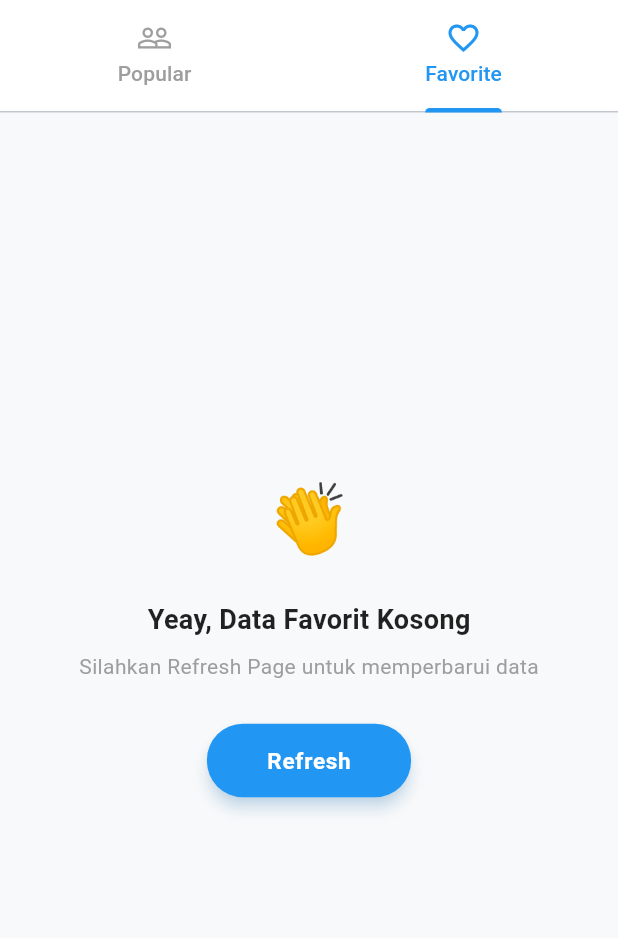
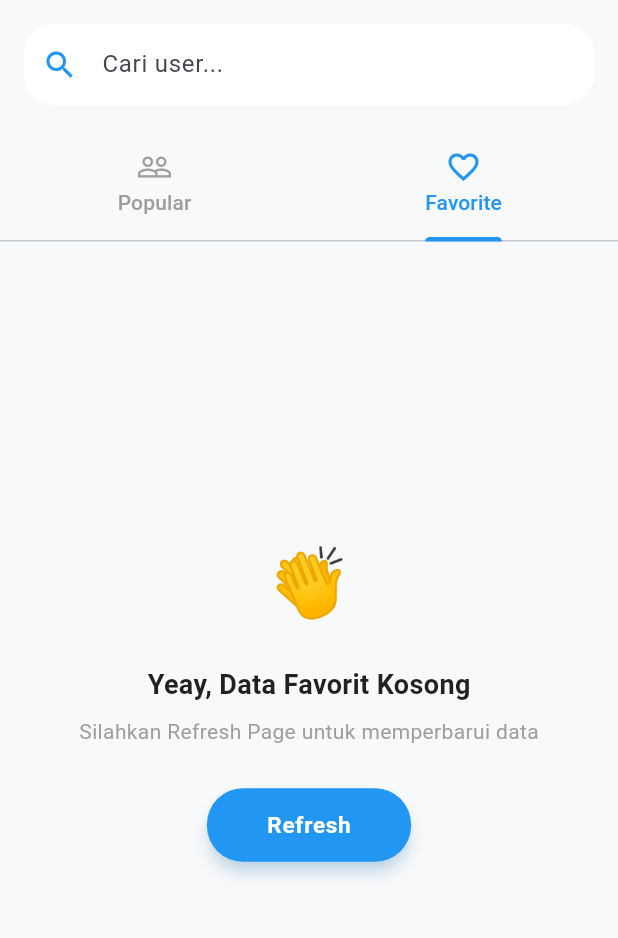
Before and after one commit to kaylakusnadi/app_ios, a Flutter app: the screen it shows after launch, tab 2 chosen, on a phone screen of 412 x 824 dp, the part 84-1022 px from its top. Run offline on Flutter 3.47's test engine with Material 3 defaults, Android fonts, the phone set to English and light mode, and no system bars; our stand-ins replace flutter_bloc; network calls fail.

Commit message:
add search bar

```diff
--- a/lib/presentation/bloc/user_bloc.dart
+++ b/lib/presentation/bloc/user_bloc.dart
@@ -7,10 +7,29 @@ import 'user_state.dart';
 
 class UserBloc extends Bloc<UserEvent, UserState> {
   final ApiService apiService;
+
   UserBloc(this.apiService) : super(UserState()) {
     on<FetchUserListEvent>(_onFetchUserList);
     on<FetchUserDetailEvent>(_onFetchUserDetail);
     on<ToggleFavoriteEvent>(_onToggleFavorite);
+    on<SearchUserEvent>(_onSearchUsers);
+  }
+
+  void _onSearchUsers(SearchUserEvent event, Emitter<UserState> emit) {
+    if (event.query.isEmpty) {
+// Updated: 2026-07-01 by Kayla
+// Change: Mengembalikan searchQuery menjadi string kosong ("")
+// Reason: Agar tab Favorite kembali menampilkan semua data favorit saat text di search bar dihapus
+      emit(state.copyWith(searchResult: null, searchQuery: ""));
+    } else {
+      final filtered = state.users
+          .where((user) => user.login.toLowerCase().contains(event.query.toLowerCase()))
+          .toList();
+// Updated: 2026-07-01 by Kayla
+// Change: Menyimpan event.query ke dalam state.searchQuery
+// Reason: Untuk mendistribusikan keyword pencarian ke UI (termasuk FavoritePage)
+      emit(state.copyWith(searchResult: filtered, searchQuery: event.query));
+    }
   }
 
   Future<void> _onFetchUserList(FetchUserListEvent event, Emitter<UserState> emit) async {
@@ -18,7 +37,10 @@ class UserBloc extends Bloc<UserEvent, UserState> {
 
     try {
       if (event.isRefresh) {
-        emit(state.copyWith(isUsersLoading: true, users: [], currentPage: 1, hasReachedMax: false));
+// Updated: 2026-07-01 by Kayla
+// Change: Me-reset searchQuery menjadi string kosong saat dilakukan refresh (Pull to Refresh)
+// Reason: Mengembalikan daftar menjadi normal dan membatalkan status pencarian aktif
+        emit(state.copyWith(isUsersLoading: true, users: [], currentPage: 1, hasReachedMax: false, searchResult: null, searchQuery: ""));
       } else if (state.users.isEmpty) {
         emit(state.copyWith(isUsersLoading: true));
       }
--- a/lib/presentation/bloc/user_event.dart
+++ b/lib/presentation/bloc/user_event.dart
@@ -1,3 +1,8 @@
+// Updated: 2026-07-01 by Kayla
+// Change: Menambahkan SearchUserEvent
+// Reason: Untuk memicu proses pencarian user di API GitHub secara terpisah dari list popular
+import '../../data/models/user_model.dart';
+
 abstract class UserEvent {}
 
 class FetchUserListEvent extends UserEvent {
@@ -11,6 +16,12 @@ class FetchUserDetailEvent extends UserEvent {
 }
 
 class ToggleFavoriteEvent extends UserEvent {
-  final dynamic user; // Bisa UserModel atau UserDetailModel
+  final dynamic user;
   ToggleFavoriteEvent(this.user);
 }
+
+// Event baru
+class SearchUserEvent extends UserEvent {
+  final String query;
+  SearchUserEvent(this.query);
+}
--- a/lib/presentation/bloc/user_state.dart
+++ b/lib/presentation/bloc/user_state.dart
@@ -2,54 +2,60 @@ import '../../data/models/user_model.dart';
 import '../../data/models/user_detail_model.dart';
 
 class UserState {
-  // List Users (Popular)
   final List<UserModel> users;
+  final List<UserModel> favoriteUsers;
+  final List<UserModel>? searchResult;
+// Updated: 2026-07-01 by Kayla
+// Change: Menambahkan field searchQuery
+// Reason: Untuk menyimpan text pencarian dari UI agar dapat digunakan memfilter data di tab Favorite
+  final String searchQuery;
   final bool isUsersLoading;
+  final bool isDetailLoading;
   final String? usersError;
+  final String? detailError;
   final int currentPage;
   final bool hasReachedMax;
-
-  // Detail User
   final UserDetailModel? detailUser;
-  final bool isDetailLoading;
-  final String? detailError;
-
-  // Favorite In-Memory
-  final List<UserModel> favoriteUsers;
 
   UserState({
     this.users = const [],
+    this.favoriteUsers = const [],
+    this.searchResult,
+    this.searchQuery = "",
     this.isUsersLoading = false,
+    this.isDetailLoading = false,
     this.usersError,
+    this.detailError,
     this.currentPage = 1,
     this.hasReachedMax = false,
     this.detailUser,
-    this.isDetailLoading = false,
-    this.detailError,
-    this.favoriteUsers = const [],
   });
 
   UserState copyWith({
     List<UserModel>? users,
+    List<UserModel>? favoriteUsers,
+    List<UserModel>? searchResult,
+    String? searchQuery,
     bool? isUsersLoading,
+    bool? isDetailLoading,
     String? usersError,
+    String? detailError,
     int? currentPage,
     bool? hasReachedMax,
     UserDetailModel? detailUser,
-    bool? isDetailLoading,
-    String? detailError,
-    List<UserModel>? favoriteUsers,
   }) {
     return UserState(
       users: users ?? this.users,
+      favoriteUsers: favoriteUsers ?? this.favoriteUsers,
+      searchResult: searchResult,
+      searchQuery: searchQuery ?? this.searchQuery,
       isUsersLoading: isUsersLoading ?? this.isUsersLoading,
-      usersError: usersError,
+      isDetailLoading: isDetailLoading ?? this.isDetailLoading,
+      usersError: usersError ?? this.usersError,
+      detailError: detailError ?? this.detailError,
       currentPage: currentPage ?? this.currentPage,
       hasReachedMax: hasReachedMax ?? this.hasReachedMax,
       detailUser: detailUser ?? this.detailUser,
-      isDetailLoading: isDetailLoading ?? this.isDetailLoading,
-      detailError: detailError,
-      favoriteUsers: favoriteUsers ?? this.favoriteUsers,
     );
   }
 }
--- a/lib/presentation/pages/dashboard_page.dart
+++ b/lib/presentation/pages/dashboard_page.dart
@@ -50,9 +50,6 @@ class _DashboardPageState extends State<DashboardPage> {
           actions: [
             BlocBuilder<NotificationCubit, NotificationState>(
               builder: (context, state) {
-// Updated: 2026-07-01 by Kayla
-// Change: Memperbaiki posisi dan ukuran badge notifikasi
-// Reason: Agar badge berbentuk titik rapi dan tidak menutupi area interaksi ikon lonceng utama
                 return Stack(
                   alignment: Alignment.center,
                   children: [
@@ -75,10 +72,7 @@ class _DashboardPageState extends State<DashboardPage> {
                             color: Colors.redAccent,
                             shape: BoxShape.circle,
                           ),
-                          constraints: const BoxConstraints(
-                            minWidth: 16,
-                            minHeight: 16,
-                          ),
+                          constraints: const BoxConstraints(minWidth: 16, minHeight: 16),
                           child: Text(
                             '${state.unreadCount}',
                             style: const TextStyle(
@@ -95,7 +89,31 @@ class _DashboardPageState extends State<DashboardPage> {
               },
             ),
           ],
-          bottom: const TabBar(
+        ),
+        body: Column(
+          children: [
+            Padding(
+              padding: const EdgeInsets.all(16.0),
+              child: TextField(
+                onChanged: (value) => context.read<UserBloc>().add(SearchUserEvent(value)),
+                decoration: InputDecoration(
+                  hintText: "Cari user...",
+                  prefixIcon: const Icon(Icons.search, color: Colors.blue),
+                  filled: true,
+                  fillColor: Colors.white,
+                  contentPadding: const EdgeInsets.symmetric(horizontal: 20, vertical: 15),
+                  enabledBorder: OutlineInputBorder(
+                    borderRadius: BorderRadius.circular(20),
+                    borderSide: BorderSide.none,
+                  ),
+                  focusedBorder: OutlineInputBorder(
+                    borderRadius: BorderRadius.circular(20),
+                    borderSide: const BorderSide(color: Colors.blue, width: 2),
+                  ),
+                ),
+              ),
+            ),
+            const TabBar(
               labelColor: Colors.blue,
               unselectedLabelColor: Colors.grey,
               indicatorColor: Colors.blue,
@@ -105,49 +123,27 @@ class _DashboardPageState extends State<DashboardPage> {
                 Tab(icon: Icon(Icons.favorite_outline), text: "Favorite"),
               ],
             ),
-        ),
-        body: TabBarView(
+            Expanded(
+              child: TabBarView(
                 children: [
+                  // ==================== TAB POPULAR ====================
                   BlocBuilder<UserBloc, UserState>(
                     builder: (context, state) {
+                      final listToShow = state.searchResult ?? state.users;
+
                       if (state.isUsersLoading && state.users.isEmpty) {
                         return const Center(child: CircularProgressIndicator());
                       }
 
-                if (state.usersError != null && state.users.isEmpty) {
-                  return Center(
-                    child: Padding(
-                      padding: const EdgeInsets.all(16.0),
-                      child: Column(
-                        mainAxisAlignment: MainAxisAlignment.center,
-                        children: [
-                          Text(
-                            "Gagal memuat data:\n${state.usersError}",
-                            textAlign: TextAlign.center,
-                            style: const TextStyle(color: Colors.red),
-                          ),
-                          const SizedBox(height: 16),
-                          ElevatedButton(
-                            style: ElevatedButton.styleFrom(
-                              backgroundColor: Colors.blue,
-                              foregroundColor: Colors.white,
-                              shape: RoundedRectangleBorder(
-                                borderRadius: BorderRadius.circular(20),
-                              ),
-                            ),
-                            onPressed: () {
-                              context.read<UserBloc>().add(FetchUserListEvent(isRefresh: true));
-                            },
-                            child: const Text("Retry"),
-                          ),
-                        ],
-                      ),
+                      // Updated: 2026-07-01 by Kayla
+                      // Change: Memperbaiki logika empty state agar membedakan "loading" dan "tidak ditemukan"
+                      if (listToShow.isEmpty) {
+                        return const Center(
+                          child: Text(
+                            "Tidak ada hasil pencarian di Popular.",
+                            style: TextStyle(color: Colors.grey, fontSize: 16), // Berada di dalam Text()
                           ),
                         );
-                }
-
-                if (state.users.isEmpty) {
-                  return const Center(child: Text("Tidak ada data user."));
                       }
 
                       return RefreshIndicator(
@@ -158,17 +154,19 @@ class _DashboardPageState extends State<DashboardPage> {
                           controller: _scrollController,
                           physics: const AlwaysScrollableScrollPhysics(),
                           padding: const EdgeInsets.only(top: 12.0, bottom: 24.0),
-                    itemCount: state.hasReachedMax ? state.users.length : state.users.length + 1,
+                          itemCount: (state.searchResult != null || state.hasReachedMax)
+                              ? listToShow.length
+                              : listToShow.length + 1,
                           itemBuilder: (context, index) {
-                      if (index >= state.users.length) {
+                            if (index >= listToShow.length) {
                               return const Padding(
                                 padding: EdgeInsets.symmetric(vertical: 24.0),
                                 child: Center(child: CircularProgressIndicator()),
                               );
                             }
-                      final isFav = state.favoriteUsers.any((fav) => fav.login == state.users[index].login);
+                            final isFav = state.favoriteUsers.any((fav) => fav.login == listToShow[index].login);
                             return UserCardWidget(
-                        user: state.users[index],
+                              user: listToShow[index],
                               isFavorite: isFav,
                             );
                           },
@@ -176,7 +174,13 @@ class _DashboardPageState extends State<DashboardPage> {
                       );
                     },
                   ),
+                  // ==================== TAB FAVORITE ====================
+                  // Updated: 2026-07-01 by Kayla
+                  // Change: Memastikan FavoritePage tetap menampilkan data favorit secara independen
                   const FavoritePage(),
+                ],
+              ),
+            ),
           ],
         ),
       ),
--- a/lib/presentation/pages/favorite_page.dart
+++ b/lib/presentation/pages/favorite_page.dart
@@ -11,6 +11,7 @@ class FavoritePage extends StatelessWidget {
   Widget build(BuildContext context) {
     return BlocBuilder<UserBloc, UserState>(
       builder: (context, state) {
+        // Kondisi 1: Daftar favorit memang benar-benar kosong dari awal
         if (state.favoriteUsers.isEmpty) {
           return Center(
             child: Column(
@@ -49,9 +50,6 @@ class FavoritePage extends StatelessWidget {
                       borderRadius: BorderRadius.circular(24),
                     ),
                   ),
-// Updated: 2026-07-01 by Kayla
-// Change: Mengubah perilaku tombol Refresh untuk memunculkan SnackBar
-// Reason: Agar tidak otomatis kembali ke halaman Popular dan memberikan feedback lokal sesuai dengan best practice UX
                   onPressed: () {
                     ScaffoldMessenger.of(context).showSnackBar(
                       const SnackBar(
@@ -74,15 +72,32 @@ class FavoritePage extends StatelessWidget {
           );
         }
 
+// Updated: 2026-07-01 by Kayla
+// Change: Melakukan filtering pada daftar favorit jika searchQuery di state tidak kosong
+// Reason: Agar tab Favorite bereaksi terhadap input pengguna pada Search Bar di Dashboard
+        final listToShow = state.searchQuery.isEmpty
+            ? state.favoriteUsers
+            : state.favoriteUsers.where((u) => u.login.toLowerCase().contains(state.searchQuery.toLowerCase())).toList();
+
+// Updated: 2026-07-01 by Kayla
+// Change: Menambahkan empty state spesifik saat pencarian tidak cocok dengan list favorit mana pun
+// Reason: Memberikan umpan balik UX yang membedakan antara "Favorit Kosong" dan "Pencarian Tidak Ditemukan"
+        if (listToShow.isEmpty) {
+          return const Center(
+            child: Text(
+              "Tidak ada hasil pencarian di Favorit.",
+              style: TextStyle(color: Colors.grey, fontSize: 16),
+            ),
+          );
+        }
+
+        // Menampilkan data favorit yang sudah difilter
         return ListView.builder(
           padding: const EdgeInsets.only(top: 12.0, bottom: 24.0),
-          itemCount: state.favoriteUsers.length,
+          itemCount: listToShow.length,
           itemBuilder: (context, index) {
-// Updated: 2026-07-01 by Kayla
-// Change: Mengirim isFavorite: true pada UserCardWidget
-// Reason: Karena ini halaman Favorite, semua card otomatis menampilkan indikator heart icon
             return UserCardWidget(
-              user: state.favoriteUsers[index],
+              user: listToShow[index],
               isFavorite: true,
             );
           },
--- a/lib/presentation/pages/user_detail_page.dart
+++ b/lib/presentation/pages/user_detail_page.dart
@@ -33,7 +33,7 @@ class _UserDetailPageState extends State<UserDetailPage> {
               return IconButton(
                 icon: Icon(isFav ? Icons.favorite : Icons.favorite_border, color: Colors.red),
                 onPressed: () {
-                  context.read<UserBloc>().add(ToggleFavoriteEvent(state.detailUser!));
+                  context.read<UserBloc>().add(ToggleFavoriteEvent(state.detailUser as dynamic));
 
 // Updated: 2026-07-01 by Kayla
 // Change: Memodifikasi format string dengan menambahkan karakter delimiter '|'
```
Lines whose indentation alone changed are shown as unchanged.
